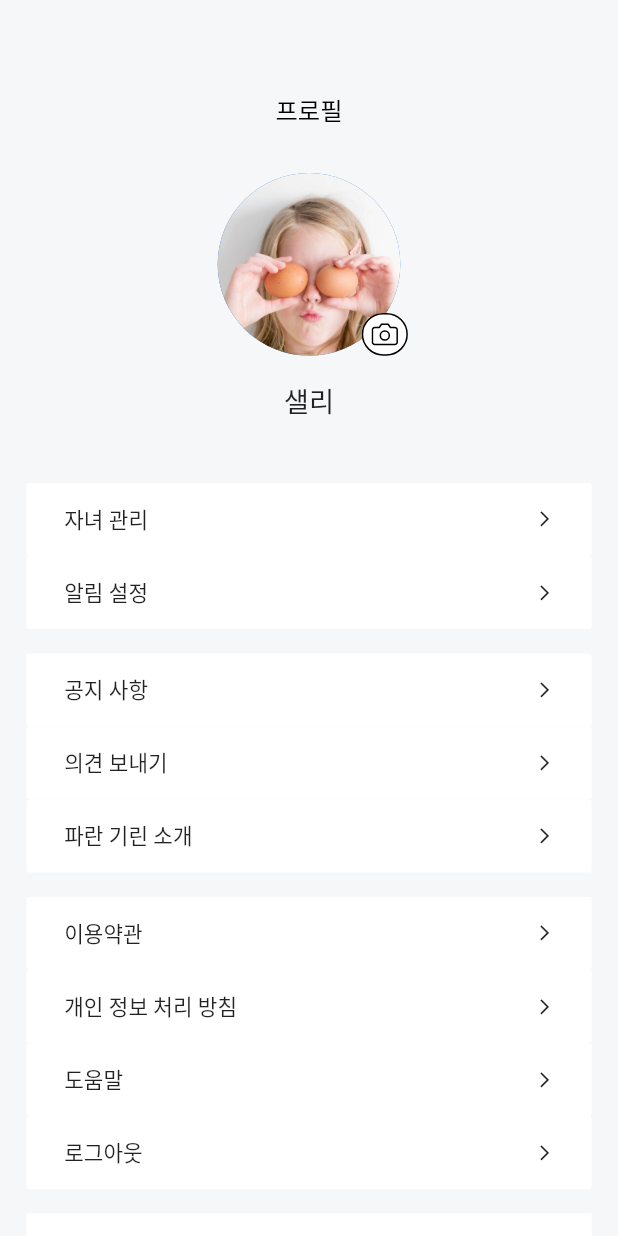
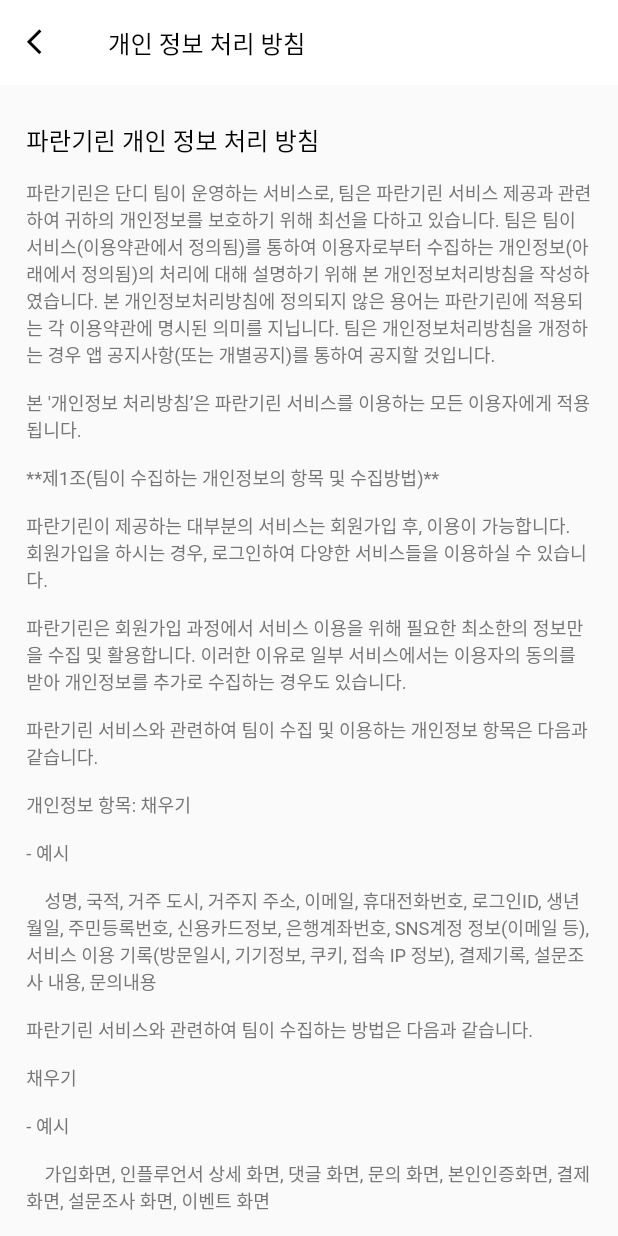
Before and after one commit to dandicompany/project_parangirin, a Flutter app: the MyPage screen opened directly, after a tap on "개인 정보 처리 방침", on a phone screen of 412 x 824 dp. Run offline on Flutter 3.47's test engine with Material 2 defaults, Android fonts, the phone set to English and light mode, and no system bars; our stand-ins replace audioplayers, camera, chewie, cloud_firestore, firebase_auth, firebase_core and 15 more; missing offline and left inert: flutter_downloader, flutter_facebook_auth, flutter_uploader, mailer, video_compress; accounts and stored records are empty; project files that could hold a hidden picture were left out; key blocks and very long unbroken strings in the code were emptied for the run.

Commit message:
Add my page details and solve small errors

```diff
--- a/paran_girin/lib/login/baby_info_name.dart
+++ b/paran_girin/lib/login/baby_info_name.dart
@@ -18,6 +18,7 @@
   Widget build(BuildContext context) {
     //  printScreenInformation();
     return Scaffold(
+      resizeToAvoidBottomInset: false,
       body: Column(
         children: <Widget>[
           _babyInfoTitle(),
--- a/paran_girin/lib/my/mypage.dart
+++ b/paran_girin/lib/my/mypage.dart
@@ -4,7 +4,9 @@
 import 'package:paran_girin/my/profile_pic.dart';
 import 'package:paran_girin/myPageDetail/Notice.dart';
 import 'package:paran_girin/myPageDetail/childrenInfo.dart';
+import 'package:paran_girin/myPageDetail/privacy_policy.dart';
 import 'package:paran_girin/myPageDetail/send_comments.dart';
+import 'package:paran_girin/myPageDetail/terms_conditions.dart';
 import 'package:paran_girin/theme/app_theme.dart';
 import 'package:paran_girin/login/firebase_provider.dart';
 import 'package:provider/provider.dart';
@@ -74,8 +76,18 @@
                   }),
               ProfileMenu(text: "파란 기린 소개", press: () {}),
               SizedBox(height: ScreenUtil().setHeight(16)),
-              ProfileMenu(text: "이용약관", press: () {}),
-              ProfileMenu(text: "개인 정보 처리 방침", press: () {}),
+              ProfileMenu(
+                  text: "이용약관",
+                  press: () {
+                    Navigator.of(context).push(MaterialPageRoute(
+                        builder: (context) => TermsConditions()));
+                  }),
+              ProfileMenu(
+                  text: "개인 정보 처리 방침",
+                  press: () {
+                    Navigator.of(context).push(MaterialPageRoute(
+                        builder: (context) => PrivacyPolicy()));
+                  }),
               ProfileMenu(text: "도움말", press: () {}),
               ProfileMenu(
                   text: "로그아웃",
--- a/paran_girin/lib/myPageDetail/childrenInfo.dart
+++ b/paran_girin/lib/myPageDetail/childrenInfo.dart
@@ -65,7 +65,7 @@
                             press: () {},
                           );
                         } else {
-                          return childrenInfoLayout2(
+                          return childrenInfoLayout(
                             image: "assets/images/onboard_1.png",
                             text: child.nickName ?? "",
                             text2: notchosen,
--- /dev/null
+++ b/paran_girin/lib/myPageDetail/privacy_policy.dart
@@ -0,0 +1,101 @@
+import 'package:flutter/material.dart';
+import 'package:flutter_screenutil/flutter_screenutil.dart';
+import 'package:paran_girin/layout/base_appbar.dart';
+import 'package:paran_girin/theme/app_theme.dart';
+
+class PrivacyPolicy extends StatelessWidget {
+  @override
+  Widget build(BuildContext context) {
+    return Scaffold(
+      appBar: BaseAppBar(
+        title: '개인 정보 처리 방침'
+      ),
+      body: SingleChildScrollView(
+        padding: EdgeInsets.symmetric(
+          vertical: ScreenUtil().setHeight(24),
+          horizontal: ScreenUtil().setWidth(16)
+        ),
+        child: RichText(
+          text: new TextSpan(
+            style: TextStyle(
+                color: AppTheme.colors.base2,
+                fontSize: ScreenUtil().setSp(12)),
+            children: <TextSpan>[
+              new TextSpan(
+                text: '파란기린 개인 정보 처리 방침\n',
+                style: TextStyle(
+                  fontSize: ScreenUtil().setSp(16),
+                  color: AppTheme.colors.base1,
+                  )
+                ),
+              new TextSpan(
+                  text: '\n파란기린은 단디 팀이 운영하는 서비스로, 팀은 파란기린 서비스 제공과 관련하여 귀하의 개인정보를 보호하기 위해 최선을 다하고 있습니다. 팀은 팀이 서비스(이용약관에서 정의됨)를 통하여 이용자로부터 수집하는 개인정보(아래에서 정의됨)의 처리에 대해 설명하기 위해 본 개인정보처리방침을 작성하였습니다. 본 개인정보처리방침에 정의되지 않은 용어는 파란기린에 적용되는 각 이용약관에 명시된 의미를 지닙니다. 팀은 개인정보처리방침을 개정하는 경우 앱 공지사항(또는 개별공지)를 통하여 공지할 것입니다.\n'
+              ),
+              new TextSpan(
+                  text: "\n본 '개인정보 처리방침’은 파란기린 서비스를 이용하는 모든 이용자에게 적용됩니다.\n"
+              ),
+              new TextSpan(
+                  text: '\n**제1조(팀이 수집하는 개인정보의 항목 및 수집방법)**\n\n파란기린이 제공하는 대부분의 서비스는 회원가입 후, 이용이 가능합니다.\n회원가입을 하시는 경우, 로그인하여 다양한 서비스들을 이용하실 수 있습니다.\n\n파란기린은 회원가입 과정에서 서비스 이용을 위해 필요한 최소한의 정보만을 수집 및 활용합니다. 이러한 이유로 일부 서비스에서는 이용자의 동의를 받아 개인정보를 추가로 수집하는 경우도 있습니다.\n\n파란기린 서비스와 관련하여 팀이 수집 및 이용하는 개인정보 항목은 다음과 같습니다.\n\n개인정보 항목: 채우기'
+              ),
+              new TextSpan(
+                  text: '\n\n- 예시\n\n    성명, 국적, 거주 도시, 거주지 주소, 이메일, 휴대전화번호, 로그인ID, 생년월일, 주민등록번호, 신용카드정보, 은행계좌번호, SNS계정 정보(이메일 등), 서비스 이용 기록(방문일시, 기기정보, 쿠키, 접속 IP 정보), 결제기록, 설문조사 내용, 문의내용\n\n파란기린 서비스와 관련하여 팀이 수집하는 방법은 다음과 같습니다.'
+              ),
+              new TextSpan(
+                  text: '\n\n채우기'
+              ),
+              new TextSpan(
+                  text: '\n\n- 예시\n\n    가입화면, 인플루언서 상세 화면, 댓글 화면, 문의 화면, 본인인증화면, 결제화면, 설문조사 화면, 이벤트 화면'
+              ),
+              new TextSpan(
+                  text: '\n\n**제2조(개인정보의 처리 목적)**\n\n팀은 회원가입 및 관리(이용자 식별, 계정 보안, 서비스 이용 경험 향상, 보안, 이메일 주소 인증), 문의사항 처리(채용 기회, 설문조사, 기타 홍보 자료 및 제안 등), 재화 또는 서비스 제공, 마케팅 등의 홍보에의 활용(공개적으로 공유된 정보는 팀 서버에 저장되어 다른 사용자들이 볼 수 있게 됩니다. 팀은 다른 사용자에게 보내거나 공개적으로 공유하도록 선택한 개인정보를 책임지지 않습니다.) 등의 목적으로 개인정보를 사용합니다. 이용 목적이 변경될 시에는 사전동의를 구할 것입니다. 또한, 팀은 귀하의 개인 식별 정보에서 귀하의 이름과 같은 정보를 제외시켜 익명 정보를 생성할 수 있습니다. 팀은 익명 정보를 이용하여 서비스 내용을 향상시킬 수 있습니다. 팀은 임의의 목적으로 익명 정보를 이용할 수 있는 권리를 가지며 익명 정보를 단독 재량으로 제 3 자에게 공개합니다.'
+              ),
+              new TextSpan(
+                  text: '\n\n**제3조(개인정보의 보유기간 및 파기)**\n\n팀은 귀하의 개인정보를 수집된 시점으로부터 귀하가 회원 탈퇴를 요청하거나 개인정보 수집∙이용에 대한 동의를 철회할 때까지 보유 및 이용됩니다. 보유 기간이 경과하거나 이용 목적이 달성된 경우, 관계 법령(전자상거래에서의 소비자 보호 등에 관한 법률 등)에서 개인정보를 보존할 의무를 정하고 있는 다음과 같은 경우를 제외하고는 지체 없이 해당 개인정보를 복구 또는 재생이 불가능한 방법으로 파기합니다.)'
+              ),
+              new TextSpan(
+                  text: '\n\n- 전자상거래 등에서의 소비자보호에 관한 법률\n    - 보존 대상 및 기간:\n    - 계약 또는 청약철회 등에 관한 기록(5년)\n    - 대금결제 및 재화 등의 공급에 관한 기록(5년)\n    - 소비자의 불만 또는 분쟁처리에 관한 기록(3년)\n    - 표시/광고에 관한 기록(6개월)'
+              ),
+              new TextSpan(
+                  text: '\n- 신용정보의 이용 및 보호에 관한 법률\n    - 보존 대상 및 기간:\n    - 신용정보의 수집/처리 및 이용 등에 관한 기록(3년)'
+              ),
+              new TextSpan(
+                  text: '\n- 국세기본법\n    - 보존 대상 및 기간:\n    - 거래에 관한 장부 및 증거서류(5년)'
+              ),
+              new TextSpan(
+                  text: '\n- 통신비밀보호법\n    - 보존 대상 및 기간 :\n    - 컴퓨터통신 또는 인터넷의 로그기록자료, 정보통신기기의 위치를 확인할 수 있는 접속지의 추적자료 등(3개월)'
+              ),
+              new TextSpan(
+                  text: '\n- 정보통신망 이용촉진 및 정보보호에 관한 법률 제44조의5 및 시행령 제29조\n    - 보존 대상 및 기간 :\n    - 본인확인에 관한 기록보존(6개월)'
+              ),
+              new TextSpan(
+                  text: '\n\n**제4조(귀하의 개인정보 이전 (개인정보 처리위탁 또는 제3자 제공))**\n1. 개인정보의 처리위탁\n- 귀하의 개인정보는 아래와 같이 개인정보의 처리 위탁을 위해 수탁자에게 이전됩니다.\n- Amazon Web Services – 서비스 제공을 위한 IT 인프라 관리, 핸드폰 번호 인증, 홍보 메시지 발송, 서비스 공지, 인플루언서 - 미션 전달에 필요한 정보, 미션 완료 후 지체없이 파기, PG사(페이플)-로그인ID, 이름, 신용카드 정보, 은행계좌 정보, 5년간 보유 및 이용'
+              ),
+              new TextSpan(
+                  text: '\n\n2. 개인정보의 국외이전\n\n- 귀하의 개인정보는 귀하가 웹사이트상 입력하는 등의 방법으로 수집되는 순간 아래의 제공받는 자가 접근 가능한 서버에 저장되는 방식으로 국외로 이전됩니다. Amazon Web Service (US,EU)(이용 목적 - 서비스 제공을 위한 IT 인프라 관리, 항목 – 당사가 수집·이용하는 개인정보 항목 일체, 이용기간 – 회원탈퇴 시 또는 개인정보 처리에 대한 동의 철회 시까지, 연락처 - aws-korea-privacy@amazon.com)\n\n이 개인정보보호방침에 달리 명시된 경우를 제외하고, 팀은 웹사이트 또는 서비스에서 수집 한 개인정보를 제 3 자에게 판매, 거래, 공유 또는 대여하지 않습니다.'
+              ),
+              new TextSpan(
+                  text: '\n\n**제5조(귀하의 개인정보에 관한 권리)**\n\n귀하는 개인정보의 처리에 대한 정보를 제공받을 권리, 개인정보의 처리에 관한 동의 여부, 동의 범위 등을 선택하고 결정할 권리, 개인정보의 처리 여부를 확인하고 개인정보에 대하여 열람(사본의 발급을 포함)을 요구할 권리, 개인정보의 처리 정지, 정정·삭제 및 파기를 요구할 권리, 개인정보의 처리로 인하여 발생한 피해를 신속하고 공정한 절차에 따라 구제받을 권리를 가집니다. 귀하가 만 14세 미만의 아동일 경우 귀하의 법정대리인이 직접 행사할 수도 있습니다. 회사는 해당 정보를 보관하여야 하며 삭제하여서는 안될 의무를 부담할 수도 있다는 점을 참고하시기 바랍니다. (또는 해당 정보를 특정 기간 동안 보관해야 할 수도 있으며 그 경우는 보관 의무를 준수한 후에야 삭제 요청에 응할 것임).'
+              ),
+              new TextSpan(
+                  text: '\n\n**제6조(귀하의 개인정보에 대한 보안)**\n\n팀은 팀이 보유한 개인정보의 손실, 오용 및 변경으로부터 보호하기 위해 상업적으로 합당한 보안 조치를 취하고 있습니다. 팀은 개인정보의 안전성 확보를 위해 대표적으로 다음과 같은 조치를 취하고 있습니다.\n1. 관리적 : 내부관리계획 수립 및 시행, 주기적 직원 교육 등\n2. 기술적 : 개인정보처리시스템 등 정보 접근 권한 관리, 접근통제시스템 설치, 고유식별정보 등의 암호화, 보안프로그램 설치\n3. 물리적: 전산실, 자료보관실 등의 출입 통제'
+              ),
+              new TextSpan(
+                  text: '\n\n**제7조(연락처 정보)**\n\n회사는 이 개인정보처리방침에 관한 귀하의 의견이나 질문을 환영합니다. 아래에 문의하십시오.\n\n개인정보 보호책임자 : 빙유진\n\n개인정보 보호책임자 이메일 : dbwls2088@kaist.ac.kr\n\n기타 개인정보침해에 대한 신고 또는 상담이 필요하신 경우에는 아래 기관으로 문의하시기 바랍니다.\n\n개인정보침해신고센터 (www.118.or.kr / 국번없이 118)\n\n대검찰청 사이버범죄수사단 (www.spo.go.kr / 02-3480-3571)\n\n경찰청 사이버테러대응센터 (www.ctrc.go.kr / 국번없이 182)'
+              ),
+              new TextSpan(
+                  text: '\n\n**제8조(본 개인정보처리방침의 개정)**\n\n팀은 개인정보처리방침을 수시로 수정할 수 있으며, 실질적으로 변경할 경우 변경 내용을 이메일 주소로 보내거나 공지사항을 게시할 것입니다. 변경사항은 이메일 통지 또는 웹사이트 변경 7일 이후 중 이른 시점부터 효력이 발생합니다. 개인정보 취급방침의 변경 효력 발생 이후 회원이 지속적으로 팀의 서비스를 이용하는 경우 회원이 해당 변경 사항을 승인한 것으로 간주됩니다. 본 개인정보 취급방침의 변경 내용에 동의하지 않는 경우, 회원은 팀의 서비스 이용을 취소할 수 있습니다.'
+              ),
+              new TextSpan(
+                  text: '\n\n**제9조(준거법 및 관할법원)**\n\n이 약관의 해석 및 회사와 회원간의 분쟁에 대하여는 대한민국의 법을 적용합니다.'
+              ),
+              new TextSpan(
+                  text: '\n\n**제10조(기타)**\n\n현재 개인정보처리방침 버전 : 버전 1.0\n\n현재 개인정보처리방침 시행일자 : 2021년 2월 20일\n\n이전 개인정보처리방침: 없음',
+              ),
+            ],
+          )
+        ),
+      ),
+
+    );
+  }
+}
--- /dev/null
+++ b/paran_girin/lib/myPageDetail/terms_conditions.dart
@@ -0,0 +1,77 @@
+import 'package:flutter/material.dart';
+import 'package:flutter_screenutil/flutter_screenutil.dart';
+import 'package:paran_girin/layout/base_appbar.dart';
+import 'package:paran_girin/theme/app_theme.dart';
+
+class TermsConditions extends StatelessWidget {
+  @override
+  Widget build(BuildContext context) {
+    return Scaffold(
+      appBar: BaseAppBar(
+        title: '이용약관'
+      ),
+      body: SingleChildScrollView(
+        padding: EdgeInsets.symmetric(
+          vertical: ScreenUtil().setHeight(24),
+          horizontal: ScreenUtil().setWidth(16)
+        ),
+        child: RichText(
+          text: new TextSpan(
+            style: TextStyle(
+                color: AppTheme.colors.base2,
+                fontSize: ScreenUtil().setSp(12)),
+            children: <TextSpan>[
+              new TextSpan(
+                text: '파란기린 서비스 이용약관\n',
+                style: TextStyle(
+                  fontSize: ScreenUtil().setSp(16),
+                  color: AppTheme.colors.base1,
+                  )
+                ),
+              new TextSpan(
+                  text: '\n**제1조(목적)**\n\n이 약관은 단디 팀이 운영하는 파란기린 모바일 어플리케이션(이하 “앱”)의 서비스를 이용함에 있어 팀과 이용자의 권리의무 및 책임사항을 규정함을 목적으로 합니다.\n',
+              ),
+              new TextSpan(
+                  text: '\n**제2조(정의)**\n\n- 팀 : 단디\n- 앱 : 파란기린 모바일 어플리케이션(iOS, Android)\n- 서비스 : 팀이 제공하는 일체의 서비스\n- 회원 : 회원가입을 통해 서비스에 가입한 분\n- 비회원 : 회원가입을 통해 서비스에 가입하지 않은 분\n- 콘텐츠 : 회원 제작한 서비스 내에 있는 글, 사진, 영상, 음성 등의 것\n'
+              ),
+              new TextSpan(
+                  text: '\n**제3조(이용자격)**\n\n1. 만 14세 이상만 "회원"이 될 수 있습니다.\n2. 만 14세 미만은 서비스를 이용할 수 없으며, 만 14세에서 18세 사이의 사용자는 부모나 법정대리인이 서비스 약관에 동의하고 감독하는 조건 하에 서비스를 이용할 수 있습니다.\n3. 회원은 본 서비스이용약관, 개인정보처리방침, 제3의 결제서비스 제공회사의 약관(때때로 변경될 수 있음)을 준수하며 이용불가 회원이 아니어야 합니다. 또한 귀하는 유죄판결을 받은 성범죄자가 아니어야 합니다.\n'
+              ),
+              new TextSpan(
+                  text: '\n**제4조(서비스의 제공 및 변경)**\n\n팀은 다음과 같은 업무를 수행합니다.\n\n1. 회원은 서비스 안에 있는 질문을 열람할 수 있습니다.\n2. 회원은 질문에 대한 답변하는 모습을 촬영, 기록할 수 있습니다.\n3. 위의 콘텐츠를 앱 내에서 공유하거나 다른 회원의 공유 콘텐츠를 열람할 수 있습니다.\n4. 서비스 알람 앱 푸시 알림 및 SMS 알림 및 이메일 알림 전송을 제공할 수 있습니다.\n5. 서비스 이용시간은 팀의 업무 또는 기술상 불가능한 경우 제외하고 연중무휴 1일 24시간으로 함을 원칙으로 합니다. 다만 서비스 정기점검 등 상유로 팀이 서비스 이용시간을 조정할 수 있습니다. 팀은 서비스를 개선하고 업데이트를 하여 회원의 편의성 향상을 위해 노력할 것이며, 고지할 변경사유가 생긴 경우 즉시, 귀하에게 통지 가능한 방법으로 통지합니다. (이메일, sms, 앱 푸시 알림, 통화 등)\n'
+              ),
+              new TextSpan(
+                  text: '\n**제5조(유효기간)**\n\n영상의 유효기간은 회원이 영상을 촬영한 일자로부터 2년입니다. \n'
+              ),
+              new TextSpan(
+                  text: '\n**제6조(회사의 의무)**\n\n1. 팀은 서비스 이용에 문제가 생기지 않도록 서비스를 잘 관리합니다.\n2. 팀은 콘텐츠 관리를 합니다.\n콘텐츠는 앱 내에서 회원들에게 공유되는 모든 사진, 영상, 댓글 등이 가이드 대상이며, 방송통신심의위원회의 정보통신에 관한 심의규정 및 청소년보호위원회 심의규정에 따라 아래와 같은 내용이 포함된 콘텐츠는 가이드를 위반한 것으로 정의합니다.\n- 국제 평화 질서 위반 등\n- 헌정질서 위반 등\n- 범죄 기타 법령 위반\n- 선량한 풍속 기타 사회질서 위반 등: 성적인 내용, 폭력성, 잔혹성, 혐오성이 있는 내용, 사회통합 및 사회질서를 저해하는 정보, 타인의 권리를 침해하는 정보, 반인륜적 패륜적 행위 등 그 밖의 사회질서를 현저히 저해하는 정보\n- 광고, 선전 등의 제한\n'
+              ),
+              new TextSpan(
+                  text: '\n**제7조(회원의 의무)**\n\n1. 서비스이용약관 및 개인정보처리방침을 읽고, 내용을 확인하고, 동의합니다.\n2. 아래 각 호의 행위를 하지 않음에 동의합니다.\n- 법령이나 규정을 위반하는 행위\n- 다른 사람의 지적 재산권, 개인 정보, 초상권 기타 법적 권리를 위반, 침해 또는 부당하게 사용하는 행위\n- 불법적, 모욕적, 괴롭힘, 평판에 해롭거나 외설적이거나 음란하거나 외설적이거나 증오, 인종 차별 또는 기타 악의가 있는 내용을 게시하거나 공유하는 행위\n- 원치 않는 광고 또는 무단 광고 또는 스팸과 같은 상업용 커뮤니케이션을 보내는 행위\n- 사이트 또는 서비스에서 데이터를 수집하도록 설계된 스파이웨어를 포함하여 스파이더 링 또는 수확에 참여하거나 소프트웨어 사용에 참여하는 행위\n- 컴퓨터나 관련 시스템의 사용을 방해, 손상 또는 방해하는 바이러스 또는 기타 컴퓨터 지침 또는 기술적 수단을 전송하는 행위\n- 다른 사람을 스토킹, 욕설, 도배 또는 괴롭힘 등으로 해를 입히는 행위\n- 개인이나 단체를 사칭하거나 피싱과 같은 다른 유사한 사기 행위\n- 서비스 및 웹 페이지를 크롤링하는 수단을 사용하는 행위\n- 사이트 또는 서비스를 보호하기 위해 당사 또는 당사의 공급자 또는 다른 제3자 (다른 사용자 포함)가 구현한 기술적 조치를 회피하려고 시도하는 행위\n- 파란기린 워터마크를 편집, 변경, 수정, 삭제하거나 타인이 편집, 변경, 수정, 삭제하는 것에 협조 또는 유도하는 행위\n\n위 의무를 다하지 못할 경우 회사는 회원에 대한 서비스의 일부 또는 전부를 제한하거나 중지할 수 있습니다.\n'
+              ),
+              new TextSpan(
+                  text: '\n**제8조(프라이버시)**\n\n팀은 귀하의 프라이버시를 중요하게 생각하며 개인정보처리방침에 자세한 개인정보 수집, 이용, 제공 사항을 확인할 수 있습니다. 귀하는 서비스를 이용하기에 앞서 팀의 개인정보처리방침을 확인하고, 동의하여야 합니다.\n'
+              ),
+              new TextSpan(
+                  text: '\n**제9조(소유권)**\n\n회원이 만든 영상 및 음성, 프로필사진, 소개 영상 등의 콘텐츠 일체의 지적재산권(저작재산권 포함) 및 원저작물을 바탕으로 하는 2차적 저작물 및 편집 및 배포권리, 초상권을 팀에게 귀속하기로 합의합니다. \n'
+              ),
+              new TextSpan(
+                  text: '\n**제10조(양도금지)**\n\n1. 회원의 서비스 받을 권리는 이를 타인에게 양도 또는 증여하거나 질권의 목적으로 사용할 수 없습니다.\n2. 회원이 서비스에서 사용했던 계정 또는 닉네임을 타인에게 양도 또는 증여할 수 없습니다.\n'
+              ),
+              new TextSpan(
+                  text: '\n**제11조(공유 콘텐츠의 이용 범위)**\n\n1. 서비스에 공개되어 있는 영상은 이용자 누구나 열람할 수 있습니다.\n2. 서비스에 공개되어 있는 영상을 제 3자와 공유할 수 없습니다.\n3. 이용자가 파란기린을 홍보하거나 이에 준하는 효과를 객관적으로 명백히 표시할 경우에는 예외적으로 이용자는 영상을 영리 목적으로 이용할 수 있습니다.\n'
+              ),
+              new TextSpan(
+                  text: '\n**제12조(준거법 및 관할법원)**\n\n이 약관의 해석 및 팀과 회원간의 분쟁에 대하여는 대한민국의 법을 적용합니다.\n'
+              ),
+              new TextSpan(
+                  text: '\n**제13조(기타)**\n\n현재 서비스이용약관 버전 : 버전 1.0\n\n현재 서비스이용약관 시행일자 : 2021년 2월 20일',
+              ),
+            ],
+          )
+        ),
+      ),
+
+    );
+  }
+}
--- a/paran_girin/pubspec.yaml
+++ b/paran_girin/pubspec.yaml
@@ -89,8 +89,10 @@
       - assets/icons/
       - assets/icons/circle.svg
       - assets/icons/check-circle.svg
+      - assets/icons/google.svg
+      - assets/icons/facebook.svg
       - assets/images/
-      - assets/videoEx/videoTest.mp4
+      - assets/background/
 
   # An image asset can refer to one or more resolution-specific "variants", see
   # https://flutter.dev/assets-and-images/#resolution-aware.
```
Also changed, not shown: paran_girin/lib/home/home_body.dart (+20 -6 lines), paran_girin/lib/home/post_detail.dart (added, +43 -0 lines), paran_girin/lib/login/login_page.dart (+21 -24 lines), paran_girin/lib/myPageDetail/childrenInfoLayout.dart (+4 -3 lines), paran_girin/assets/icons/facebook.svg (added), paran_girin/assets/icons/google.svg (added).
